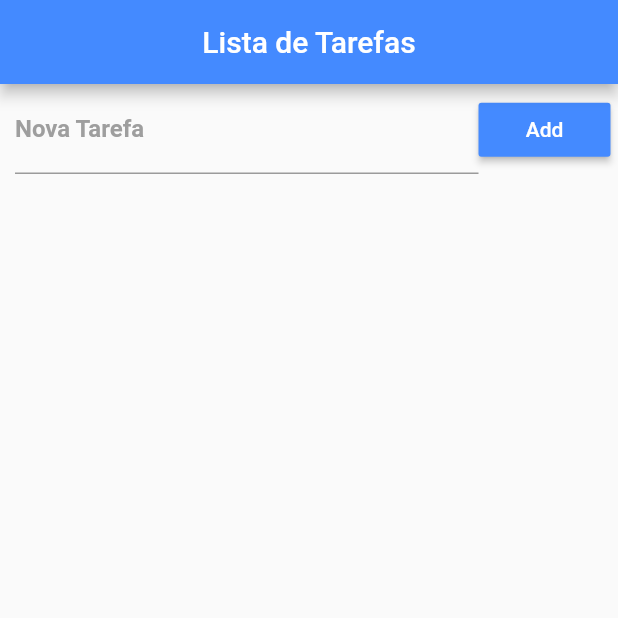
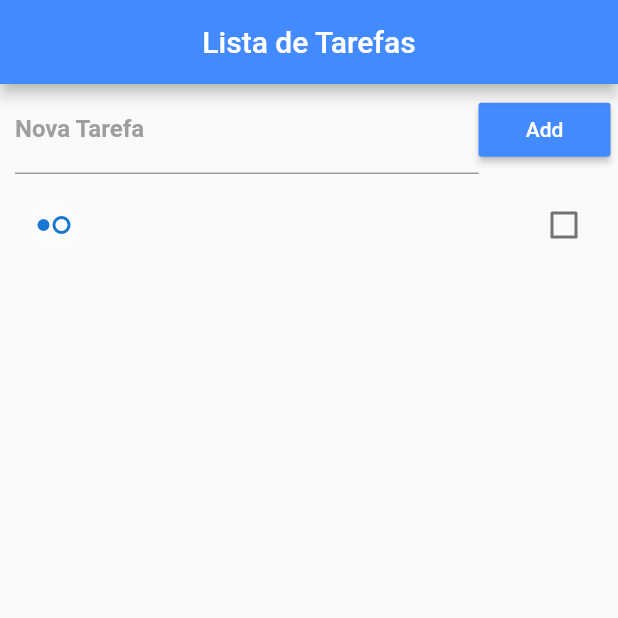
Before and after one commit to figormartins/todo-list-flutter, a Flutter app: the screen it shows after launch, after a tap on "Add", on a phone screen of 412 x 824 dp, the top half of it. Run offline on Flutter 3.47's test engine with Material 2 defaults, Android fonts, the phone set to English and light mode, and no system bars.

Commit message:
Adicionada a lista e armazenando em memória.

```diff
--- a/lib/main.dart
+++ b/lib/main.dart
@@ -1,6 +1,7 @@
 import 'dart:convert';
 import 'dart:io';
 import 'package:flutter/material.dart';
+import 'package:flutter/services.dart';
 import 'package:path_provider/path_provider.dart';
 
 void main() => runApp(
@@ -17,6 +18,19 @@ class Home extends StatefulWidget {
 
 class _HomeState extends State<Home> {
   List _todoList = [];
+  TextEditingController _todoController = TextEditingController();
+
+  void _addToDo() {
+    Map<String, dynamic> newToDo = Map<String, dynamic>();
+
+    setState(() {
+      newToDo["title"] = _todoController.text;
+      newToDo["isChecked"] = false;
+      _todoController.text = "";
+      _todoList.add(newToDo);
+    });
+
+  }
 
   @override
   Widget build(BuildContext context) {
@@ -34,6 +48,7 @@ class _HomeState extends State<Home> {
               children: <Widget>[
                 Expanded(
                   child: TextField(
+                    controller: _todoController,
                     decoration: InputDecoration(
                       labelText: "Nova Tarefa",
                       labelStyle: TextStyle(
@@ -47,11 +62,37 @@ class _HomeState extends State<Home> {
                   color: Colors.blueAccent,
                   child: Text("Add"),
                   textColor: Colors.white,
-                  onPressed: () {},
+                  onPressed: _addToDo
                 )
               ],
             ),
-          )
+          ),
+          Expanded(
+            child: ListView.builder(
+              padding: EdgeInsets.only(top: 5.0),
+              itemCount: _todoList.length,
+              itemBuilder: (context, index) {
+                return CheckboxListTile(
+                  title: Text(_todoList[index]["title"]),
+                  value: _todoList[index]["isChecked"],
+                  secondary: CircleAvatar(
+                    backgroundColor: Colors.white12,
+                    child: Icon(
+                      _todoList[index]["isChecked"]
+                          ? Icons.check
+                          : Icons.hdr_weak,
+                    ),
+                  ),
+                  onChanged: (isChecked) {
+                    print(isChecked);
+                    setState(() {
+                      _todoList[index]["isChecked"] = isChecked;
+                    });
+                  },
+                );
+              },
+            ),
+          ),
         ],
       ),
     );
```
